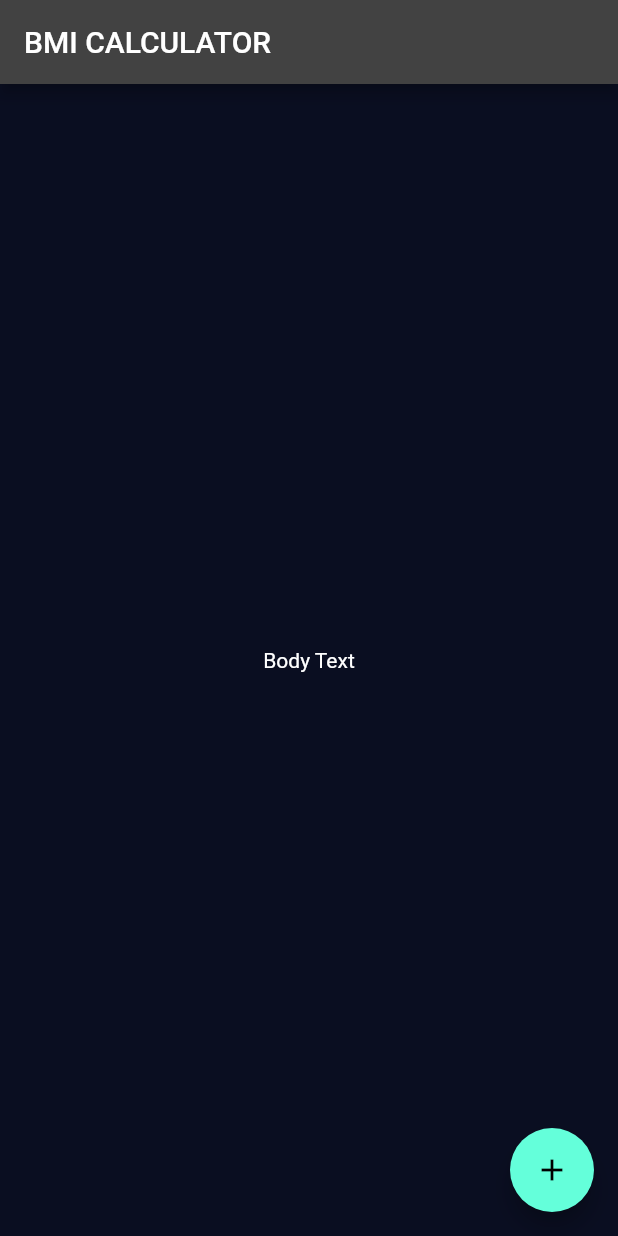
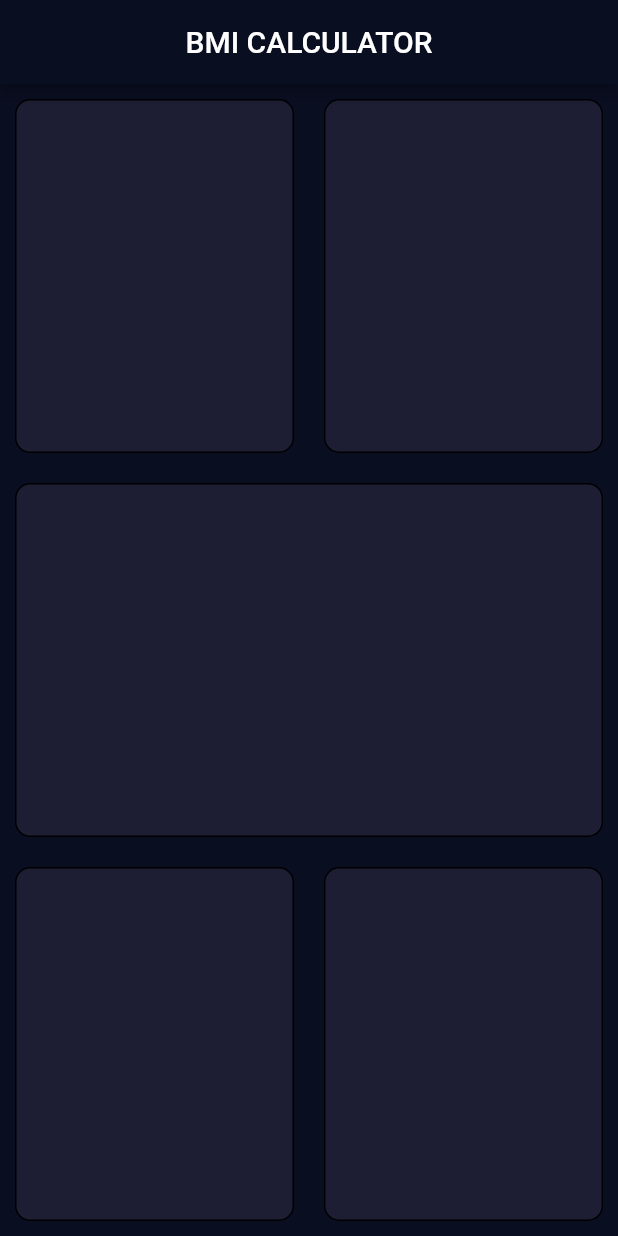
Before and after one commit to rohit-sama/bmiCalculator, a Flutter app: the screen it shows after launch, on a phone screen of 412 x 824 dp. Run offline on Flutter 3.47's test engine with Material 2 defaults, Android fonts, the phone set to English and light mode, and no system bars.

Commit message:
basic layout done

```diff
--- a/lib/input_page.dart
+++ b/lib/input_page.dart
@@ -12,15 +12,51 @@ class _InputPageState extends State<InputPage> {
   Widget build(BuildContext context) {
     return Scaffold(
       appBar: AppBar(
-        title: const Text('BMI CALCULATOR'),
+        backgroundColor: const Color(0xFF0A0E21),
+        title: const Center(child: Text('BMI CALCULATOR')),
       ),
-      body: const Center(
-        child: Text('Body Text'),
-      ),
-      floatingActionButton:  FloatingActionButton(
-        onPressed: () {  },
-        child: Icon(Icons.add),
+      body:  const Column(
+        children: [
+          Expanded(
+            child: Row(
+              children: [
+                Expanded(child: Reuse(colour: Color(0xFF1D1E33),)),
+                Expanded(child: Reuse(colour: Color(0xFF1D1E33),)),
+              ],
+            ),
+          ),
+          Expanded(child: Reuse(colour: Color(0xFF1D1E33),)),
+          Expanded(
+            child: Row(
+              children: [
+                Expanded(
+                  child: Reuse(colour: Color(0xFF1D1E33),),
+                ),
+                Expanded(
+                  child: Reuse(colour: Color(0xFF1D1E33),),
+                )
+              ],
+            ),
+          ),
+        ],
       ),
     );
   }
 }
+
+class Reuse extends StatelessWidget {
+
+  const Reuse({super.key, required this.colour});
+  final Color colour;
+
+  @override
+  Widget build(BuildContext context) {
+    return Container(
+      margin: const EdgeInsets.all(10.0),
+      decoration: BoxDecoration(
+          color:  colour,
+          border: Border.all(),
+          borderRadius: const BorderRadius.all(Radius.circular(10))),
+    );
+  }
+}
--- a/lib/main.dart
+++ b/lib/main.dart
@@ -9,6 +9,7 @@ class BMICalculator extends StatelessWidget {
   @override
   Widget build(BuildContext context) {
     return MaterialApp(
+      debugShowCheckedModeBanner: false,
       theme: ThemeData.dark().copyWith(
         primaryColor: const Color(0xFF0A0E21),
         scaffoldBackgroundColor: const Color(0xFF0A0E21),
```
